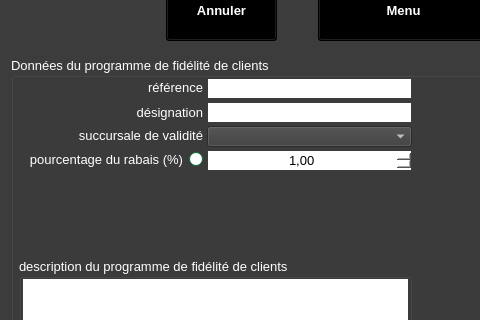
This is ui/crm/creer/yeroth-erp-creer-un-programme-de-fidelite-clients-window.ui in xnoumbissinoundou/yeroth-erp-3.0 as Qt 5 draws it before an edit; both pictures show x 0 to 480 and y 91 to 411 of the 799 by 601 pixel window. The edited form follows.
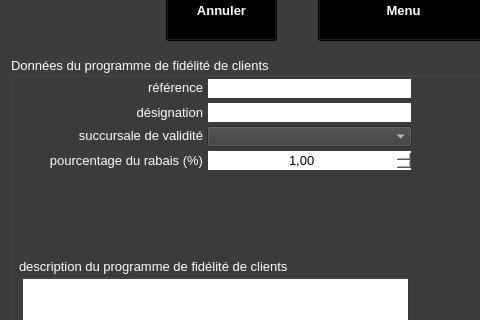
This is the edited form. Icons and pictures are not drawn. Custom widgets are drawn as their Qt base class.

Diff of the .ui file:
```diff
--- a/ui/crm/creer/yeroth-erp-creer-un-programme-de-fidelite-clients-window.ui
+++ b/ui/crm/creer/yeroth-erp-creer-un-programme-de-fidelite-clients-window.ui
@@ -4599,437 +4599,6 @@
       <double>1.000000000000000</double>
      </property>
     </widget>
-    <widget class="QRadioButton" name="radioButton_pourcentage_du_rabais">
-     <property name="geometry">
-      <rect>
-       <x>9</x>
-       <y>93</y>
-       <width>183</width>
-       <height>19</height>
-      </rect>
-     </property>
-     <property name="palette">
-      <palette>
-       <active>
-        <colorrole role="WindowText">
-         <brush brushstyle="SolidPattern">
-          <color alpha="255">
-           <red>255</red>
-           <green>255</green>
-           <blue>255</blue>
-          </color>
-         </brush>
-        </colorrole>
-        <colorrole role="Button">
-         <brush brushstyle="SolidPattern">
-          <color alpha="255">
-           <red>2</red>
-           <green>160</green>
-           <blue>70</blue>
-          </color>
-         </brush>
-        </colorrole>
-        <colorrole role="Light">
-         <brush brushstyle="SolidPattern">
-          <color alpha="255">
-           <red>3</red>
-           <green>240</green>
-           <blue>105</blue>
-          </color>
-         </brush>
-        </colorrole>
-        <colorrole role="Midlight">
-         <brush brushstyle="SolidPattern">
-          <color alpha="255">
-           <red>2</red>
-           <green>200</green>
-           <blue>87</blue>
-          </color>
-         </brush>
-        </colorrole>
-        <colorrole role="Dark">
-         <brush brushstyle="SolidPattern">
-          <color alpha="255">
-           <red>1</red>
-           <green>80</green>
-           <blue>35</blue>
-          </color>
-         </brush>
-        </colorrole>
-        <colorrole role="Mid">
-         <brush brushstyle="SolidPattern">
-          <color alpha="255">
-           <red>1</red>
-           <green>107</green>
-           <blue>46</blue>
-          </color>
-         </brush>
-        </colorrole>
-        <colorrole role="Text">
-         <brush brushstyle="SolidPattern">
-          <color alpha="255">
-           <red>255</red>
-           <green>255</green>
-           <blue>255</blue>
-          </color>
-         </brush>
-        </colorrole>
-        <colorrole role="BrightText">
-         <brush brushstyle="SolidPattern">
-          <color alpha="255">
-           <red>255</red>
-           <green>255</green>
-           <blue>255</blue>
-          </color>
-         </brush>
-        </colorrole>
-        <colorrole role="ButtonText">
-         <brush brushstyle="SolidPattern">
-          <color alpha="255">
-           <red>255</red>
-           <green>255</green>
-           <blue>255</blue>
-          </color>
-         </brush>
-        </colorrole>
-        <colorrole role="Base">
-         <brush brushstyle="SolidPattern">
-          <color alpha="255">
-           <red>255</red>
-           <green>255</green>
-           <blue>255</blue>
-          </color>
-         </brush>
-        </colorrole>
-        <colorrole role="Window">
-         <brush brushstyle="SolidPattern">
-          <color alpha="255">
-           <red>2</red>
-           <green>160</green>
-           <blue>70</blue>
-          </color>
-         </brush>
-        </colorrole>
-        <colorrole role="Shadow">
-         <brush brushstyle="SolidPattern">
-          <color alpha="255">
-           <red>0</red>
-           <green>0</green>
-           <blue>0</blue>
-          </color>
-         </brush>
-        </colorrole>
-        <colorrole role="AlternateBase">
-         <brush brushstyle="SolidPattern">
-          <color alpha="255">
-           <red>128</red>
-           <green>207</green>
-           <blue>162</blue>
-          </color>
-         </brush>
-        </colorrole>
-        <colorrole role="ToolTipBase">
-         <brush brushstyle="SolidPattern">
-          <color alpha="255">
-           <red>255</red>
-           <green>255</green>
-           <blue>220</blue>
-          </color>
-         </brush>
-        </colorrole>
-        <colorrole role="ToolTipText">
-         <brush brushstyle="SolidPattern">
-          <color alpha="255">
-           <red>0</red>
-           <green>0</green>
-           <blue>0</blue>
-          </color>
-         </brush>
-        </colorrole>
-       </active>
-       <inactive>
-        <colorrole role="WindowText">
-         <brush brushstyle="SolidPattern">
-          <color alpha="255">
-           <red>255</red>
-           <green>255</green>
-           <blue>255</blue>
-          </color>
-         </brush>
-        </colorrole>
-        <colorrole role="Button">
-         <brush brushstyle="SolidPattern">
-          <color alpha="255">
-           <red>2</red>
-           <green>160</green>
-           <blue>70</blue>
-          </color>
-         </brush>
-        </colorrole>
-        <colorrole role="Light">
-         <brush brushstyle="SolidPattern">
-          <color alpha="255">
-           <red>3</red>
-           <green>240</green>
-           <blue>105</blue>
-          </color>
-         </brush>
-        </colorrole>
-        <colorrole role="Midlight">
-         <brush brushstyle="SolidPattern">
-          <color alpha="255">
-           <red>2</red>
-           <green>200</green>
-           <blue>87</blue>
-          </color>
-         </brush>
-        </colorrole>
-        <colorrole role="Dark">
-         <brush brushstyle="SolidPattern">
-          <color alpha="255">
-           <red>1</red>
-           <green>80</green>
-           <blue>35</blue>
-          </color>
-         </brush>
-        </colorrole>
-        <colorrole role="Mid">
-         <brush brushstyle="SolidPattern">
-          <color alpha="255">
-           <red>1</red>
-           <green>107</green>
-           <blue>46</blue>
-          </color>
-         </brush>
-        </colorrole>
-        <colorrole role="Text">
-         <brush brushstyle="SolidPattern">
-          <color alpha="255">
-           <red>255</red>
-           <green>255</green>
-           <blue>255</blue>
-          </color>
-         </brush>
-        </colorrole>
-        <colorrole role="BrightText">
-         <brush brushstyle="SolidPattern">
-          <color alpha="255">
-           <red>255</red>
-           <green>255</green>
-           <blue>255</blue>
-          </color>
-         </brush>
-        </colorrole>
-        <colorrole role="ButtonText">
-         <brush brushstyle="SolidPattern">
-          <color alpha="255">
-           <red>255</red>
-           <green>255</green>
-           <blue>255</blue>
-          </color>
-         </brush>
-        </colorrole>
-        <colorrole role="Base">
-         <brush brushstyle="SolidPattern">
-          <color alpha="255">
-           <red>255</red>
-           <green>255</green>
-           <blue>255</blue>
-          </color>
-         </brush>
-        </colorrole>
-        <colorrole role="Window">
-         <brush brushstyle="SolidPattern">
-          <color alpha="255">
-           <red>2</red>
-           <green>160</green>
-           <blue>70</blue>
-          </color>
-         </brush>
-        </colorrole>
-        <colorrole role="Shadow">
-         <brush brushstyle="SolidPattern">
-          <color alpha="255">
-           <red>0</red>
-           <green>0</green>
-           <blue>0</blue>
-          </color>
-         </brush>
-        </colorrole>
-        <colorrole role="AlternateBase">
-         <brush brushstyle="SolidPattern">
-          <color alpha="255">
-           <red>128</red>
-           <green>207</green>
-           <blue>162</blue>
-          </color>
-         </brush>
-        </colorrole>
-        <colorrole role="ToolTipBase">
-         <brush brushstyle="SolidPattern">
-          <color alpha="255">
-           <red>255</red>
-           <green>255</green>
-           <blue>220</blue>
-          </color>
-         </brush>
-        </colorrole>
-        <colorrole role="ToolTipText">
-         <brush brushstyle="SolidPattern">
-          <color alpha="255">
-           <red>0</red>
-           <green>0</green>
-           <blue>0</blue>
-          </color>
-         </brush>
-        </colorrole>
-       </inactive>
-       <disabled>
-        <colorrole role="WindowText">
-         <brush brushstyle="SolidPattern">
-          <color alpha="255">
-           <red>1</red>
-           <green>80</green>
-           <blue>35</blue>
-          </color>
-         </brush>
-        </colorrole>
-        <colorrole role="Button">
-         <brush brushstyle="SolidPattern">
-          <color alpha="255">
-           <red>2</red>
-           <green>160</green>
-           <blue>70</blue>
-          </color>
-         </brush>
-        </colorrole>
-        <colorrole role="Light">
-         <brush brushstyle="SolidPattern">
-          <color alpha="255">
-           <red>3</red>
-           <green>240</green>
-           <blue>105</blue>
-          </color>
-         </brush>
-        </colorrole>
-        <colorrole role="Midlight">
-         <brush brushstyle="SolidPattern">
-          <color alpha="255">
-           <red>2</red>
-           <green>200</green>
-           <blue>87</blue>
-          </color>
-         </brush>
-        </colorrole>
-        <colorrole role="Dark">
-         <brush brushstyle="SolidPattern">
-          <color alpha="255">
-           <red>1</red>
-           <green>80</green>
-           <blue>35</blue>
-          </color>
-         </brush>
-        </colorrole>
-        <colorrole role="Mid">
-         <brush brushstyle="SolidPattern">
-          <color alpha="255">
-           <red>1</red>
-           <green>107</green>
-           <blue>46</blue>
-          </color>
-         </brush>
-        </colorrole>
-        <colorrole role="Text">
-         <brush brushstyle="SolidPattern">
-          <color alpha="255">
-           <red>1</red>
-           <green>80</green>
-           <blue>35</blue>
-          </color>
-         </brush>
-        </colorrole>
-        <colorrole role="BrightText">
-         <brush brushstyle="SolidPattern">
-          <color alpha="255">
-           <red>255</red>
-           <green>255</green>
-           <blue>255</blue>
-          </color>
-         </brush>
-        </colorrole>
-        <colorrole role="ButtonText">
-         <brush brushstyle="SolidPattern">
-          <color alpha="255">
-           <red>1</red>
-           <green>80</green>
-           <blue>35</blue>
-          </color>
-         </brush>
-        </colorrole>
-        <colorrole role="Base">
-         <brush brushstyle="SolidPattern">
-          <color alpha="255">
-           <red>2</red>
-           <green>160</green>
-           <blue>70</blue>
-          </color>
-         </brush>
-        </colorrole>
-        <colorrole role="Window">
-         <brush brushstyle="SolidPattern">
-          <color alpha="255">
-           <red>2</red>
-           <green>160</green>
-           <blue>70</blue>
-          </color>
-         </brush>
-        </colorrole>
-        <colorrole role="Shadow">
-         <brush brushstyle="SolidPattern">
-          <color alpha="255">
-           <red>0</red>
-           <green>0</green>
-           <blue>0</blue>
-          </color>
-         </brush>
-        </colorrole>
-        <colorrole role="AlternateBase">
-         <brush brushstyle="SolidPattern">
-          <color alpha="255">
-           <red>2</red>
-           <green>160</green>
-           <blue>70</blue>
-          </color>
-         </brush>
-        </colorrole>
-        <colorrole role="ToolTipBase">
-         <brush brushstyle="SolidPattern">
-          <color alpha="255">
-           <red>255</red>
-           <green>255</green>
-           <blue>220</blue>
-          </color>
-         </brush>
-        </colorrole>
-        <colorrole role="ToolTipText">
-         <brush brushstyle="SolidPattern">
-          <color alpha="255">
-           <red>0</red>
-           <green>0</green>
-           <blue>0</blue>
-          </color>
-         </brush>
-        </colorrole>
-       </disabled>
-      </palette>
-     </property>
-     <property name="layoutDirection">
-      <enum>Qt::RightToLeft</enum>
-     </property>
-     <property name="text">
-      <string>pourcentage du rabais (%)</string>
-     </property>
-    </widget>
     <widget class="QLabel" name="label_creer_un_programme_de_fidelite_clients_localisation">
      <property name="geometry">
       <rect>
@@ -5488,6 +5057,32 @@
       </font>
      </property>
     </widget>
+    <widget class="QLabel" name="label_creer_un_programme_de_fidelite_clients_pourcentage_du_rabais">
+     <property name="geometry">
+      <rect>
+       <x>9</x>
+       <y>93</y>
+       <width>183</width>
+       <height>21</height>
+      </rect>
+     </property>
+     <property name="font">
+      <font>
+       <pointsize>10</pointsize>
+       <weight>50</weight>
+       <bold>false</bold>
+      </font>
+     </property>
+     <property name="layoutDirection">
+      <enum>Qt::LeftToRight</enum>
+     </property>
+     <property name="text">
+      <string>pourcentage du rabais (%)</string>
+     </property>
+     <property name="alignment">
+      <set>Qt::AlignRight|Qt::AlignTrailing|Qt::AlignVCenter</set>
+     </property>
+    </widget>
    </widget>
    <widget class="YerothPushButton" name="pushButton_annuler">
     <property name="geometry">
```
